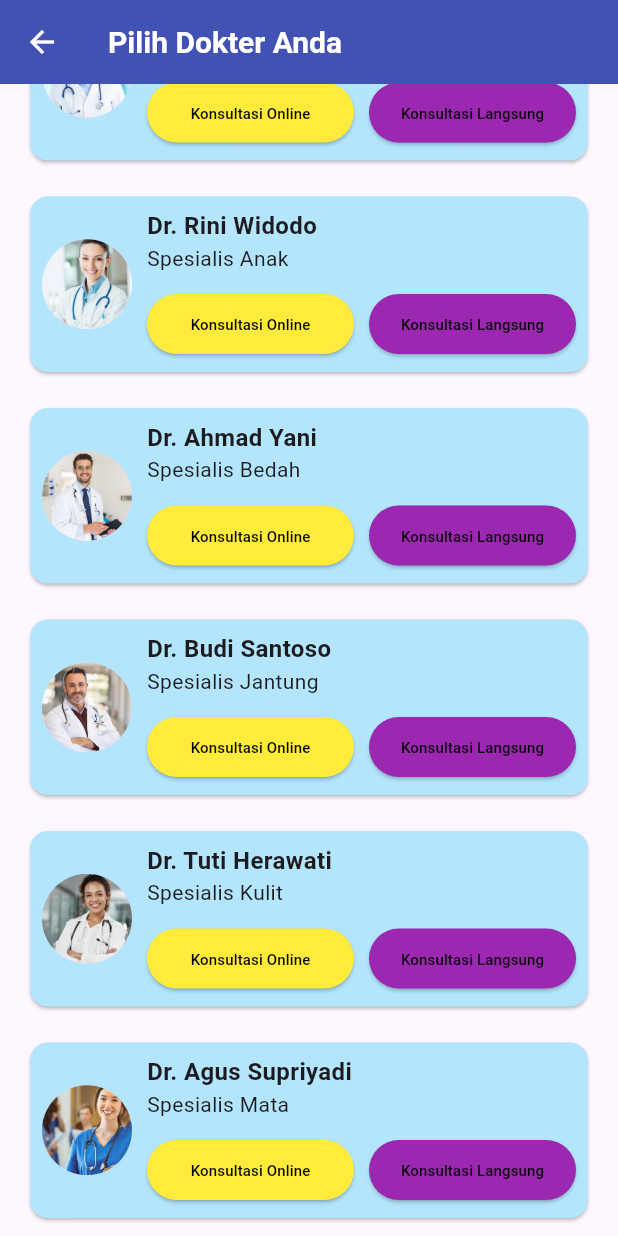
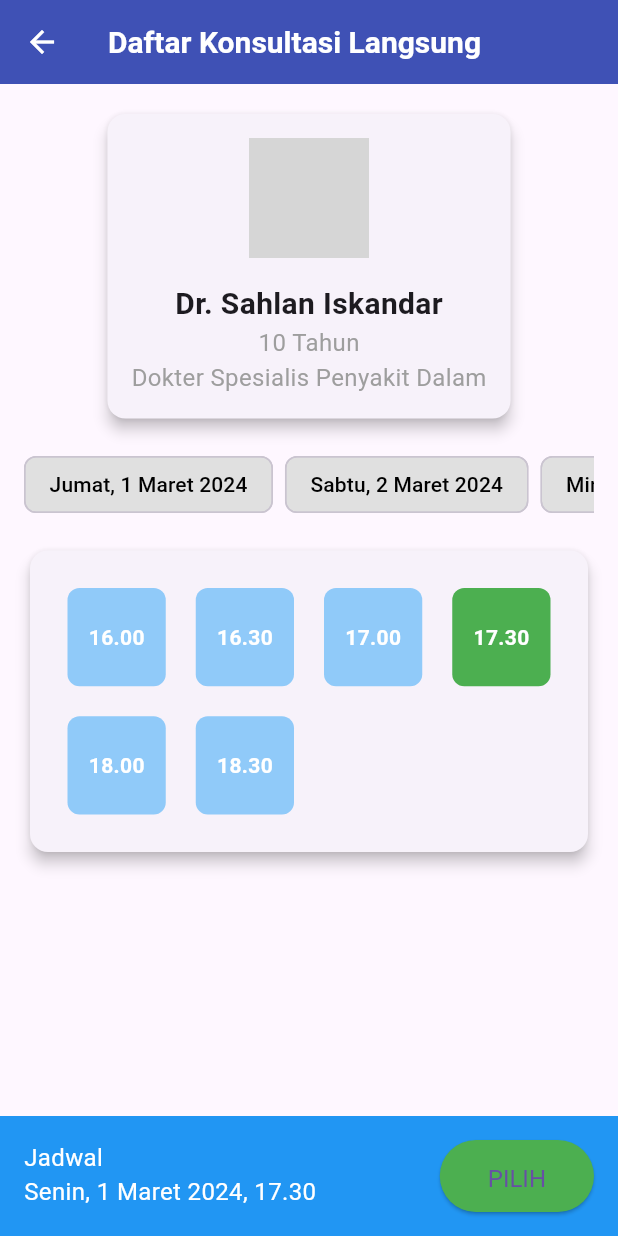
Before and after one commit to roozenn/docstant-app, a Flutter app: the PesanDoktorScreen screen opened directly, scrolled down 516 dp, after a tap on "Konsultasi Online", on a phone screen of 412 x 824 dp. Run offline on Flutter 3.47's test engine with Material 3 defaults, Android fonts, the phone set to English and light mode, and no system bars; missing offline and left inert: custom_clippers; grey boxes are pictures that could not be loaded.

Commit message:
halaman pilih jam dokter

```diff
--- a/lib/screens/pesan-doktor.dart
+++ b/lib/screens/pesan-doktor.dart
@@ -1,5 +1,6 @@
 import 'package:flutter/cupertino.dart';
 import 'package:flutter/material.dart';
+import 'package:healthcare/screens/pilih-jam.dart';
 
 class PesanDoktorScreen extends StatelessWidget {
   final List<String> imgs = [
@@ -252,7 +253,12 @@ class DoctorCard extends StatelessWidget {
                               padding: EdgeInsets.symmetric(vertical: 8),
                             ),
                             onPressed: () {
-                              // handle online consultation action
+                              Navigator.push(
+                                  context,
+                                  MaterialPageRoute(
+                                    builder: (context) =>
+                                        ConsultationBookingPage(),
+                                  ));
                             },
                             child: Text(
                               'Konsultasi Online',
--- /dev/null
+++ b/lib/screens/pilih-jam.dart
@@ -0,0 +1,388 @@
+import 'package:flutter/material.dart';
+
+void main() {
+  runApp(MyApp());
+}
+
+class MyApp extends StatelessWidget {
+  @override
+  Widget build(BuildContext context) {
+    return MaterialApp(
+      title: 'Consultation Booking',
+      theme: ThemeData(
+        primarySwatch: Colors.blue,
+      ),
+      home: ConsultationBookingPage(),
+    );
+  }
+}
+
+class ConsultationBookingPage extends StatefulWidget {
+  @override
+  _ConsultationBookingPageState createState() =>
+      _ConsultationBookingPageState();
+}
+
+class _ConsultationBookingPageState extends State<ConsultationBookingPage> {
+  String selectedDate = 'Senin, 1 Maret 2024';
+  String selectedTime = '17.30';
+
+  final List<String> daysOfWeek = [
+    'Minggu',
+    'Senin',
+    'Selasa',
+    'Rabu',
+    'Kamis',
+    'Jumat',
+    'Sabtu'
+  ];
+
+  final List<String> months = [
+    'Januari',
+    'Februari',
+    'Maret',
+    'April',
+    'Mei',
+    'Juni',
+    'Juli',
+    'Agustus',
+    'September',
+    'Oktober',
+    'November',
+    'Desember'
+  ];
+
+  void _showDatePicker() {
+    showDialog(
+      context: context,
+      builder: (BuildContext context) {
+        return AlertDialog(
+          title: Text('Pilih Tanggal'),
+          content: SingleChildScrollView(
+            child: Column(
+              children: List<Widget>.generate(14, (int index) {
+                DateTime date = DateTime(2024, 3, 4).add(Duration(days: index));
+                String dayOfWeek = daysOfWeek[date.weekday % 7];
+                String month = months[date.month - 1];
+                String formattedDate =
+                    '$dayOfWeek, ${date.day} $month ${date.year}';
+                return ListTile(
+                  title: Text(formattedDate),
+                  onTap: () {
+                    setState(() {
+                      selectedDate = formattedDate;
+                    });
+                    Navigator.of(context).pop();
+                  },
+                );
+              }),
+            ),
+          ),
+          actions: <Widget>[
+            TextButton(
+              child: Text('Tutup'),
+              onPressed: () {
+                Navigator.of(context).pop();
+              },
+            ),
+          ],
+        );
+      },
+    );
+  }
+
+  @override
+  Widget build(BuildContext context) {
+    return Scaffold(
+      appBar: AppBar(
+        backgroundColor: Colors.indigo,
+        title: Text(
+          'Daftar Konsultasi Langsung',
+          style: TextStyle(
+              fontWeight: FontWeight.bold, color: Colors.white, fontSize: 20),
+        ),
+        leading: IconButton(
+          icon: Icon(Icons.arrow_back, color: Colors.white),
+          onPressed: () {
+            Navigator.pop(context);
+          },
+        ),
+        centerTitle: false,
+      ),
+      body: Padding(
+        padding: const EdgeInsets.all(16.0),
+        child: Column(
+          children: [
+            ProfileCard(),
+            SizedBox(height: 16),
+            DateSelector(
+              selectedDate: selectedDate,
+              onDateSelected: (date) => setState(() => selectedDate = date),
+              showDatePicker: _showDatePicker,
+              daysOfWeek: daysOfWeek,
+              months: months,
+            ),
+            SizedBox(height: 16),
+            TimeSlotCard(
+              selectedTime: selectedTime,
+              onTimeSelected: (time) => setState(() => selectedTime = time),
+            ),
+            Spacer(),
+          ],
+        ),
+      ),
+      bottomNavigationBar: Container(
+        height: 80,
+        decoration: BoxDecoration(
+          color: Colors.indigo,
+          borderRadius: BorderRadius.only(
+            topLeft: Radius.circular(20),
+            topRight: Radius.circular(20),
+          ),
+        ),
+        child: BottomBar(
+          selectedDate: selectedDate,
+          selectedTime: selectedTime,
+        ),
+      ),
+    );
+  }
+}
+
+class ProfileCard extends StatelessWidget {
+  @override
+  Widget build(BuildContext context) {
+    return Card(
+      elevation: 4.0,
+      shape: RoundedRectangleBorder(borderRadius: BorderRadius.circular(12)),
+      child: Padding(
+        padding: const EdgeInsets.all(16.0),
+        child: Column(
+          children: [
+            CircleAvatar(
+              radius: 40,
+              backgroundImage: AssetImage(
+                  'assets/doctor.png'), // replace with actual image path
+            ),
+            SizedBox(height: 16),
+            Text(
+              'Dr. Sahlan Iskandar',
+              style: TextStyle(fontSize: 20, fontWeight: FontWeight.bold),
+            ),
+            Text(
+              '10 Tahun',
+              style: TextStyle(fontSize: 16, color: Colors.grey),
+            ),
+            Text(
+              'Dokter Spesialis Penyakit Dalam',
+              style: TextStyle(fontSize: 16, color: Colors.grey),
+            ),
+          ],
+        ),
+      ),
+    );
+  }
+}
+
+class DateSelector extends StatelessWidget {
+  final String selectedDate;
+  final ValueChanged<String> onDateSelected;
+  final VoidCallback showDatePicker;
+  final List<String> daysOfWeek;
+  final List<String> months;
+
+  DateSelector({
+    required this.selectedDate,
+    required this.onDateSelected,
+    required this.showDatePicker,
+    required this.daysOfWeek,
+    required this.months,
+  });
+
+  @override
+  Widget build(BuildContext context) {
+    return SingleChildScrollView(
+      scrollDirection: Axis.horizontal,
+      child: Row(
+        children: [
+          DateChip(
+            date: 'Jumat, 1 Maret 2024',
+            isSelected: selectedDate == 'Jumat, 1 Maret 2024',
+            onSelected: () => onDateSelected('Jumat, 1 Maret 2024'),
+          ),
+          SizedBox(width: 8),
+          DateChip(
+            date: 'Sabtu, 2 Maret 2024',
+            isSelected: selectedDate == 'Sabtu, 2 Maret 2024',
+            onSelected: () => onDateSelected('Sabtu, 2 Maret 2024'),
+          ),
+          SizedBox(width: 8),
+          DateChip(
+            date: 'Minggu, 3 Maret 2024',
+            isSelected: selectedDate == 'Minggu, 3 Maret 2024',
+            onSelected: () => onDateSelected('Minggu, 3 Maret 2024'),
+          ),
+          SizedBox(width: 8),
+          IconButton(
+            icon: Icon(Icons.more_horiz, size: 30),
+            onPressed: showDatePicker,
+          ),
+        ],
+      ),
+    );
+  }
+}
+
+class DateChip extends StatelessWidget {
+  final String date;
+  final bool isSelected;
+  final VoidCallback onSelected;
+
+  DateChip(
+      {required this.date, required this.isSelected, required this.onSelected});
+
+  @override
+  Widget build(BuildContext context) {
+    return GestureDetector(
+      onTap: onSelected,
+      child: Chip(
+        label: Text(date),
+        backgroundColor: isSelected ? Colors.green : Colors.grey[300],
+        labelStyle: TextStyle(color: isSelected ? Colors.white : Colors.black),
+      ),
+    );
+  }
+}
+
+class TimeSlotCard extends StatelessWidget {
+  final String selectedTime;
+  final ValueChanged<String> onTimeSelected;
+
+  TimeSlotCard({required this.selectedTime, required this.onTimeSelected});
+
+  @override
+  Widget build(BuildContext context) {
+    return Card(
+      elevation: 4.0,
+      shape: RoundedRectangleBorder(borderRadius: BorderRadius.circular(12)),
+      child: Padding(
+        padding: const EdgeInsets.all(20.0),
+        child: GridView.count(
+          crossAxisCount: 4,
+          mainAxisSpacing: 10,
+          crossAxisSpacing: 10,
+          shrinkWrap: true,
+          children: [
+            TimeSlot(
+              time: '16.00',
+              isSelected: selectedTime == '16.00',
+              onSelected: () => onTimeSelected('16.00'),
+            ),
+            TimeSlot(
+              time: '16.30',
+              isSelected: selectedTime == '16.30',
+              onSelected: () => onTimeSelected('16.30'),
+            ),
+            TimeSlot(
+              time: '17.00',
+              isSelected: selectedTime == '17.00',
+              onSelected: () => onTimeSelected('17.00'),
+            ),
+            TimeSlot(
+              time: '17.30',
+              isSelected: selectedTime == '17.30',
+              onSelected: () => onTimeSelected('17.30'),
+            ),
+            TimeSlot(
+              time: '18.00',
+              isSelected: selectedTime == '18.00',
+              onSelected: () => onTimeSelected('18.00'),
+            ),
+            TimeSlot(
+              time: '18.30',
+              isSelected: selectedTime == '18.30',
+              onSelected: () => onTimeSelected('18.30'),
+            ),
+          ],
+        ),
+      ),
+    );
+  }
+}
+
+class TimeSlot extends StatelessWidget {
+  final String time;
+  final bool isSelected;
+  final VoidCallback onSelected;
+
+  TimeSlot(
+      {required this.time, required this.isSelected, required this.onSelected});
+
+  @override
+  Widget build(BuildContext context) {
+    return GestureDetector(
+      onTap: onSelected,
+      child: Padding(
+        padding: EdgeInsets.all(5),
+        child: Container(
+          alignment: Alignment.center,
+          decoration: BoxDecoration(
+            color: isSelected ? Colors.green : Colors.blue[200],
+            borderRadius: BorderRadius.circular(8),
+          ),
+          child: Text(
+            time,
+            style: TextStyle(
+              color: Colors.white,
+              fontWeight: FontWeight.bold,
+            ),
+          ),
+        ),
+      ),
+    );
+  }
+}
+
+class BottomBar extends StatelessWidget {
+  final String selectedDate;
+  final String selectedTime;
+
+  BottomBar({required this.selectedDate, required this.selectedTime});
+
+  @override
+  Widget build(BuildContext context) {
+    return Container(
+      padding: EdgeInsets.symmetric(vertical: 16, horizontal: 16),
+      color: Colors.blue,
+      child: Row(
+        mainAxisAlignment: MainAxisAlignment.spaceBetween,
+        children: [
+          Column(
+            crossAxisAlignment: CrossAxisAlignment.start,
+            children: [
+              Text(
+                'Jadwal',
+                style: TextStyle(color: Colors.white, fontSize: 16),
+              ),
+              Text(
+                '$selectedDate, $selectedTime',
+                style: TextStyle(color: Colors.white, fontSize: 16),
+              ),
+            ],
+          ),
+          ElevatedButton(
+            onPressed: () {
+              // Handle schedule selection
+            },
+            child: Text('PILIH'),
+            style: ElevatedButton.styleFrom(
+              backgroundColor: Colors.green,
+              textStyle: TextStyle(fontSize: 16),
+              padding: EdgeInsets.symmetric(horizontal: 32, vertical: 16),
+            ),
+          ),
+        ],
+      ),
+    );
+  }
+}
--- a/pubspec.yaml
+++ b/pubspec.yaml
@@ -31,11 +31,13 @@ environment:
 dependencies:
   flutter:
     sdk: flutter
+  intl: ^0.17.0
 
   # The following adds the Cupertino Icons font to your application.
   # Use with the CupertinoIcons class for iOS style icons.
   cupertino_icons: ^1.0.2
   custom_clippers: ^2.0.0
+  http: ^1.2.1
 
 dev_dependencies:
   flutter_test:
```
Also changed, not shown: lib/screens/home-screen.dart (+142 -0 lines), pubspec.lock.
